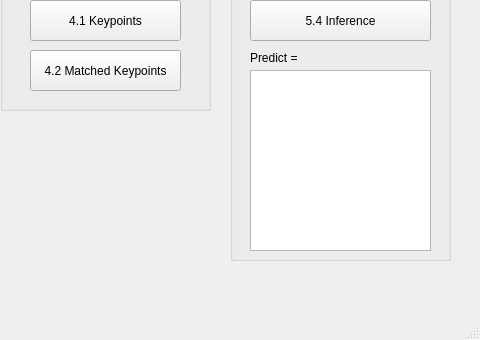
Old version of the form assets/mainwindow.ui in the repository jerrykal/ncku-cvdl-hw1; both pictures show x 420 to 900 and y 340 to 680 of the 900 by 680 pixel window.
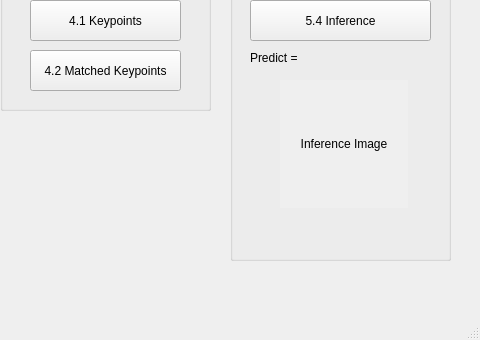
New version of the form.

Patch:
```diff
--- a/assets/mainwindow.ui
+++ b/assets/mainwindow.ui
@@ -409,16 +409,6 @@
       <string>Predict =</string>
      </property>
     </widget>
-    <widget class="QGraphicsView" name="predImgView">
-     <property name="geometry">
-      <rect>
-       <x>20</x>
-       <y>300</y>
-       <width>181</width>
-       <height>181</height>
-      </rect>
-     </property>
-    </widget>
     <widget class="QLabel" name="lblPredResult">
      <property name="geometry">
       <rect>
@@ -432,6 +422,25 @@
       <string/>
      </property>
     </widget>
+    <widget class="QLabel" name="lblInferenceImg">
+     <property name="geometry">
+      <rect>
+       <x>50</x>
+       <y>310</y>
+       <width>128</width>
+       <height>128</height>
+      </rect>
+     </property>
+     <property name="autoFillBackground">
+      <bool>true</bool>
+     </property>
+     <property name="text">
+      <string>Inference Image</string>
+     </property>
+     <property name="alignment">
+      <set>Qt::AlignCenter</set>
+     </property>
+    </widget>
    </widget>
   </widget>
   <widget class="QMenuBar" name="menubar">
```
Left out of the diff: 2 changed lines with no effect on the pictures.
